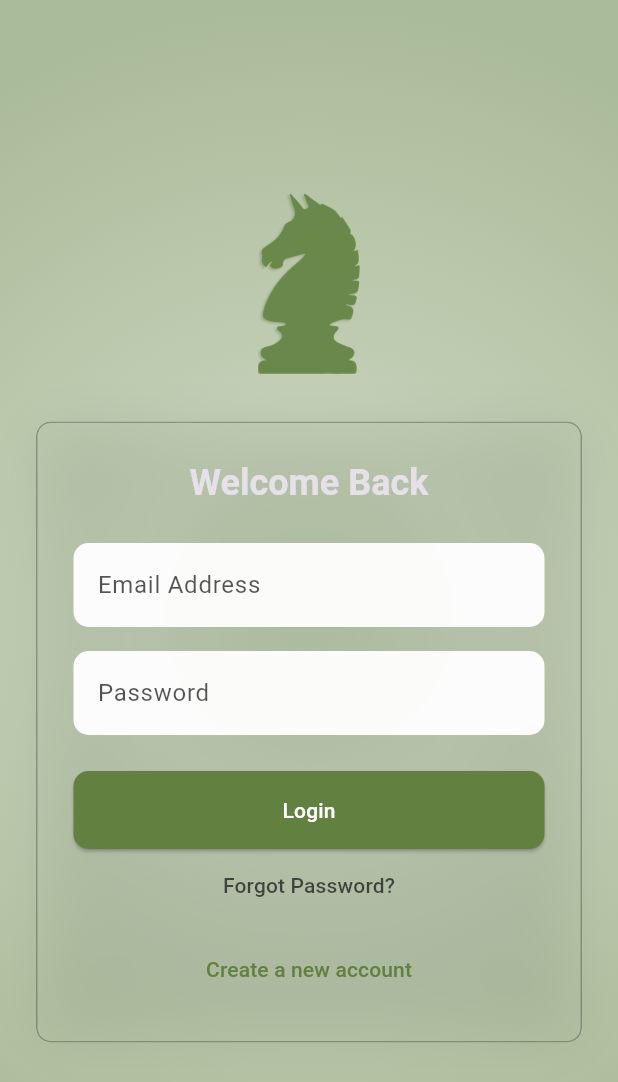
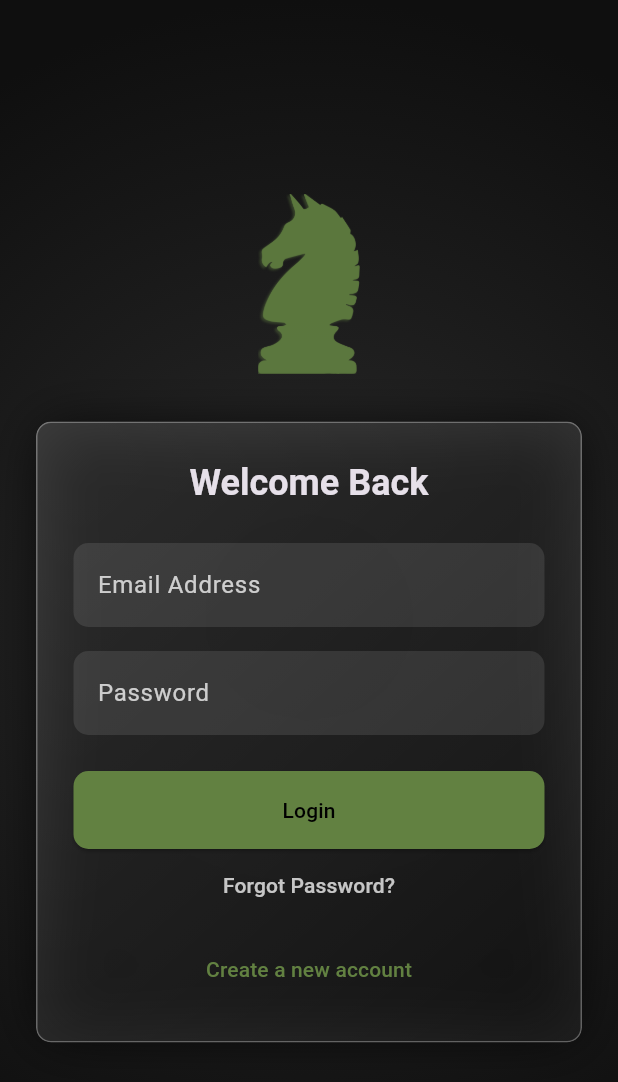
Before and after one commit to khurshid28/chess-mobile, a Flutter app: the screen it shows after launch, on a phone screen of 412 x 824 dp. Shown: the top 1082 px of the screen. Run offline on Flutter 3.47's test engine with Material 3 defaults, Android fonts, the phone set to English and light mode, and no system bars; our stand-ins replace cached_network_image, cloud_firestore, cloud_functions, connectivity_plus, country_picker, fast_immutable_collections and 6 more; missing offline and left inert: country_flags, dartchess; accounts and stored records are empty.

Commit message:
Revert to dark theme with olive green primary color #628141 and white text/icons

```diff
--- a/lib/screens/game_screen.dart
+++ b/lib/screens/game_screen.dart
@@ -1075,7 +1075,7 @@ class _DisconnectionOverlayState extends State<DisconnectionOverlay> {
               mainAxisSize: MainAxisSize.min,
               mainAxisAlignment: MainAxisAlignment.center,
               children: [
-                const Text('Opponent Disconnected', style: TextStyle(fontSize: 24, color: AppTheme.kColorTextPrimary)),
+                const Text('Opponent Disconnected', style: TextStyle(fontSize: 24, color: Colors.white)),
                 const SizedBox(height: 20),
                 if (_isClaiming) ...[
                    const Text('Claiming victory...', style: TextStyle(fontSize: 16, color: AppTheme.kColorTextSecondary)),
@@ -1085,7 +1085,7 @@ class _DisconnectionOverlayState extends State<DisconnectionOverlay> {
                 else if (!_canClaim) ...[
                    const Text('Claim victory in:', style: TextStyle(fontSize: 16, color: AppTheme.kColorTextSecondary)),
 
-                   Text('$_secondsRemaining', style: TextStyle(fontSize: 48, color: AppTheme.kColorTextPrimary, fontWeight: FontWeight.bold)),
+                   Text('$_secondsRemaining', style: TextStyle(fontSize: 48, color: Colors.white, fontWeight: FontWeight.bold)),
                 ] else ...[
                    const Text('Opponent failed to reconnect.', style: TextStyle(fontSize: 16, color: AppTheme.kColorTextSecondary)),
                    const SizedBox(height: 20),
--- a/lib/screens/puzzle_screen.dart
+++ b/lib/screens/puzzle_screen.dart
@@ -212,9 +212,9 @@ class PuzzleView extends StatelessWidget {
               children: [
                 const Row(
                   children: [
-                    Icon(Icons.cancel, color: AppTheme.kColorTextPrimary),
+                    Icon(Icons.cancel, color: Colors.white),
                     SizedBox(width: 10),
-                    Text("Wrong Move!", style: TextStyle(color: AppTheme.kColorTextPrimary, fontSize: 18)),
+                    Text("Wrong Move!", style: TextStyle(color: Colors.white, fontSize: 18)),
                   ],
                 ),
                 ElevatedButton(
--- a/lib/theme/app_theme.dart
+++ b/lib/theme/app_theme.dart
@@ -145,15 +145,15 @@ class AppTheme {
 
 
   static const Color kColorAccent = Color(0xFF628141);
-  static const Color kColorTextPrimary = Color(0xFF1A1A1A);
-  static const Color kColorTextSecondary = Color.fromRGBO(26, 26, 26, 0.75);
+  static const Color kColorTextPrimary = Colors.white;
+  static const Color kColorTextSecondary = Color.fromRGBO(255, 255, 255, 0.75);
   static const Color kColorWin = kColorAccent;
   static const Color kColorLoss = Color(0xFFF44336);
 
 
-  static const Color kBgColor1 = Color(0xFFB8C9A8);
-  static const Color kBgColor2 = Color(0xFFC5D0B8);
-  static const Color kBgColor3 = Color(0xFFAABB99);
+  static const Color kBgColor1 = Color(0xFF1A1A1A);
+  static const Color kBgColor2 = Color(0xFF222222);
+  static const Color kBgColor3 = Color(0xFF0F0F0F);
 
 
   static const BoxDecoration backgroundDecoration = BoxDecoration(
@@ -184,16 +184,16 @@ class AppTheme {
 
       scaffoldBackgroundColor: kBgColor2,
 
-      cardColor: Colors.white.withAlpha(242),
-     dividerColor: Colors.black.withAlpha(128),
+      cardColor: Colors.white.withAlpha(26),
+     dividerColor: Colors.white.withAlpha(38),
       colorScheme: const ColorScheme.dark(
         primary: kColorAccent,
         secondary: kColorAccent,
 
 
        surface: kBgColor2,
-        onPrimary: Colors.white,
-        onSecondary: Colors.white,
+        onPrimary: Colors.black,
+        onSecondary: Colors.black,
         onSurface: kColorTextPrimary,
         error: kColorLoss,
         onError: Colors.white,
@@ -217,7 +217,7 @@ class AppTheme {
       elevatedButtonTheme: ElevatedButtonThemeData(
         style: ElevatedButton.styleFrom(
           backgroundColor: kColorAccent,
-          foregroundColor: Colors.white,
+          foregroundColor: Colors.black,
           shape: RoundedRectangleBorder(
 
             borderRadius: BorderRadius.circular(kBorderRadius),
@@ -246,7 +246,7 @@ class AppTheme {
 
       inputDecorationTheme: InputDecorationTheme(
         filled: true,
-       fillColor: Colors.white.withAlpha(242),
+       fillColor: Colors.white.withAlpha(26),
 
         border: OutlineInputBorder(
 
--- a/lib/widgets/bracket_view.dart
+++ b/lib/widgets/bracket_view.dart
@@ -47,7 +47,7 @@ class BracketView extends StatelessWidget {
           child: Text(
             round.roundName,
             style: const TextStyle(
-              color: AppTheme.kColorTextPrimary,
+              color: Colors.white,
               fontWeight: FontWeight.bold,
               fontSize: 14,
             ),
@@ -65,7 +65,7 @@ class BracketView extends StatelessWidget {
       width: 200,
       margin: const EdgeInsets.only(bottom: 16),
       decoration: BoxDecoration(
-        color: AppTheme.kBgColor1.withAlpha(242),
+        color: Colors.white.withAlpha(26),
         borderRadius: BorderRadius.circular(8),
         border: Border.all(
           color: match.isCompleted ? Colors.green : Colors.grey[300]!,
@@ -170,7 +170,7 @@ class BracketView extends StatelessWidget {
                 style: TextStyle(
                   fontWeight: FontWeight.bold,
                   fontSize: 12,
-                  color: isWinner ? AppTheme.kColorTextPrimary : Colors.black,
+                  color: isWinner ? Colors.white : Colors.black,
                 ),
               ),
             ),
--- a/lib/widgets/category_badge.dart
+++ b/lib/widgets/category_badge.dart
@@ -38,7 +38,7 @@ class CategoryBadge extends StatelessWidget {
           Text(
             category.name.toUpperCase(),
             style: TextStyle(
-              color: AppTheme.kColorTextPrimary,
+              color: Colors.white,
               fontWeight: FontWeight.bold,
               fontSize: size * 0.4,
             ),
@@ -48,7 +48,7 @@ class CategoryBadge extends StatelessWidget {
             Text(
               _getCategoryRange(),
               style: TextStyle(
-                color: AppTheme.kColorTextPrimary.withOpacity(0.9),
+                color: Colors.white.withOpacity(0.9),
                 fontSize: size * 0.3,
               ),
             ),
--- a/lib/widgets/game_history_tile.dart
+++ b/lib/widgets/game_history_tile.dart
@@ -56,7 +56,7 @@ class GameHistoryTile extends StatelessWidget {
       },
       leading: CircleAvatar(
         radius: 22,
-        backgroundColor: AppTheme.kColorTextPrimary.withAlpha(77),
+        backgroundColor: Colors.white24,
         backgroundImage: opponentImage != null
             ? CachedNetworkImageProvider(opponentImage)
             : null,
--- a/lib/widgets/glass_panel.dart
+++ b/lib/widgets/glass_panel.dart
@@ -88,7 +88,7 @@ class GlassPanel extends StatelessWidget {
   Widget build(BuildContext context) {
     final BorderRadius radius = BorderRadius.circular(borderRadius);
 
-    final Color baseTint = backgroundColor ?? AppTheme.kBgColor1;
+    final Color baseTint = backgroundColor ?? Colors.white;
 
     return Container(
 
@@ -96,7 +96,7 @@ class GlassPanel extends StatelessWidget {
         borderRadius: radius,
         boxShadow: [
           BoxShadow(
-            color: Colors.black.withAlpha(20),
+            color: Colors.black.withAlpha(200),
             blurRadius: 30.0,
             spreadRadius: -5.0,
           ),
@@ -113,7 +113,7 @@ class GlassPanel extends StatelessWidget {
               borderRadius: radius,
 
               border: Border.all(
-                color: AppTheme.kColorTextPrimary.withAlpha(77),
+                color: Colors.white.withAlpha(77),
                 width: 1.0,
               ),
 
--- a/lib/widgets/leaderboard_podium.dart
+++ b/lib/widgets/leaderboard_podium.dart
@@ -150,7 +150,7 @@ class LeaderboardPodium extends StatelessWidget {
               style: const TextStyle(
                 fontSize: 32,
                 fontWeight: FontWeight.bold,
-                color: AppTheme.kColorTextPrimary,
+                color: Colors.white,
               ),
             ),
           ),
--- a/lib/widgets/network_aware_widget.dart
+++ b/lib/widgets/network_aware_widget.dart
@@ -33,12 +33,12 @@ class NetworkAwareWidget extends StatelessWidget {
                   child: const Row(
                     mainAxisAlignment: MainAxisAlignment.center,
                     children: [
-                      Icon(Icons.wifi_off, color: AppTheme.kColorTextPrimary, size: 18),
+                      Icon(Icons.wifi_off, color: Colors.white, size: 18),
                       SizedBox(width: 12),
                       Text(
                         'No Internet Connection',
                         style: TextStyle(
-                          color: AppTheme.kColorTextPrimary,
+                          color: Colors.white,
                           fontWeight: FontWeight.bold,
                           fontSize: 16,
                         ),
--- a/lib/widgets/recent_games.dart
+++ b/lib/widgets/recent_games.dart
@@ -162,7 +162,7 @@ class RecentGames extends StatelessWidget {
                 padding: EdgeInsets.zero,
                 physics: const NeverScrollableScrollPhysics(),
                 itemCount: games.length,
-                separatorBuilder: (context, index) => Divider(color: AppTheme.kColorTextPrimary.withAlpha(50), height: 1),
+                separatorBuilder: (context, index) => Divider(color: Colors.white.withAlpha(50), height: 1),
                 itemBuilder: (context, index) {
                   return _buildGameTile(context, games[index]);
                 },
--- a/lib/widgets/star_display.dart
+++ b/lib/widgets/star_display.dart
@@ -83,7 +83,7 @@ class StarCounter extends StatelessWidget {
                 style: const TextStyle(
                   fontSize: 28,
                   fontWeight: FontWeight.bold,
-                  color: AppTheme.kColorTextPrimary,
+                  color: Colors.white,
                 ),
               ),
             ],
@@ -93,7 +93,7 @@ class StarCounter extends StatelessWidget {
             label,
             style: TextStyle(
               fontSize: 12,
-              color: AppTheme.kColorTextPrimary.withOpacity(0.9),
+              color: Colors.white.withOpacity(0.9),
             ),
           ),
         ],
--- a/lib/widgets/user_header.dart
+++ b/lib/widgets/user_header.dart
@@ -24,7 +24,7 @@ class UserHeader extends StatelessWidget {
 
           CircleAvatar(
             radius: 24,
-            backgroundColor: AppTheme.kColorTextPrimary.withAlpha(77),
+            backgroundColor: Colors.white24,
             backgroundImage: user.profileImage != null
                 ? CachedNetworkImageProvider(user.profileImage!)
                 : null,
@@ -96,7 +96,7 @@ class UserHeader extends StatelessWidget {
                   child: LinearProgressIndicator(
                     value: ratingProgress,
                     minHeight: 6,
-                    backgroundColor: AppTheme.kColorTextPrimary.withAlpha(102),
+                    backgroundColor: Colors.white30,
                     valueColor: const AlwaysStoppedAnimation<Color>(AppTheme.kColorAccent),
                   ),
                 ),
```
Also changed, not shown: lib/screens/game_review_screen.dart (+5 -5 lines), lib/screens/tournament_detail_screen.dart (+4 -4 lines).
